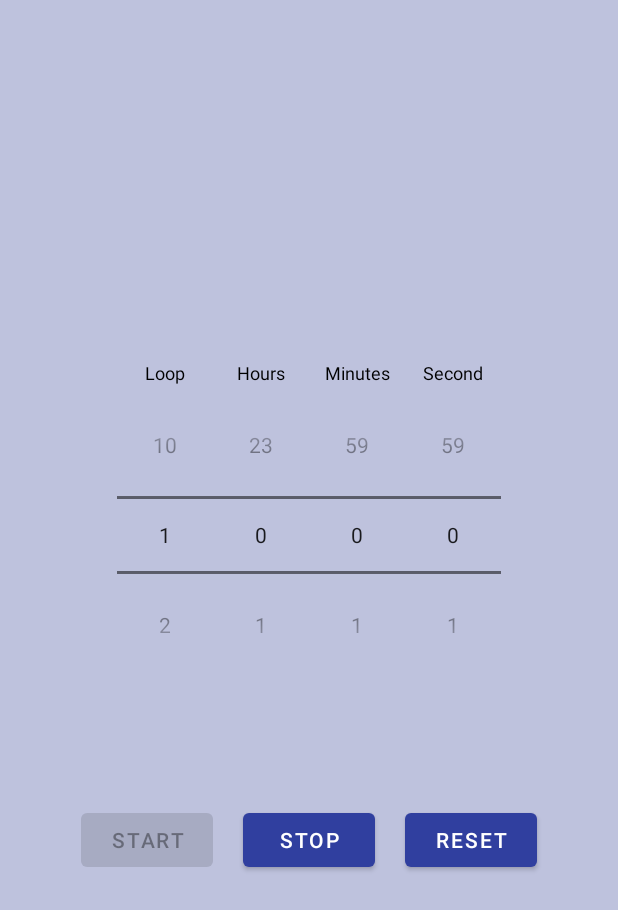
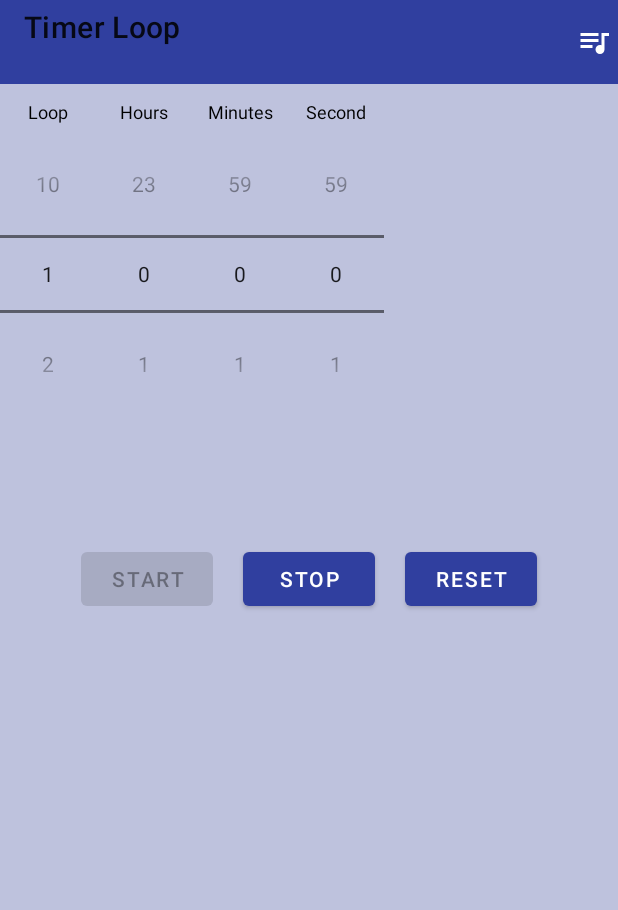
Before and after one commit to Amar-cmd/Timer-Loop, an Android app: the screen it shows after launch (MainActivity), on a phone screen of 412 x 824 dp. Shown: the top 910 px of the screen. Run offline under Robolectric (Android 15) with nearby library versions, the phone set to English and light mode, and no system bars.

Commit message:
Sound Implemented

```diff
--- a/app/src/main/java/com/heeraya/timerloop/MainActivity.kt
+++ b/app/src/main/java/com/heeraya/timerloop/MainActivity.kt
@@ -1,15 +1,21 @@
 package com.heeraya.timerloop
 
+import android.content.Context
+import android.content.Intent
 import android.content.res.Configuration
+import android.media.RingtoneManager
+import android.net.Uri
 import android.os.Bundle
 import android.os.Handler
 import android.os.Looper
 import android.view.View
 import android.widget.Button
+import android.widget.ImageButton
 import android.widget.NumberPicker
 import android.widget.ProgressBar
 import android.widget.TextView
 import androidx.appcompat.app.AppCompatActivity
+import androidx.appcompat.widget.Toolbar
 import java.util.Locale
 import java.util.concurrent.TimeUnit
 
@@ -27,6 +33,7 @@ class MainActivity : AppCompatActivity() {
     private lateinit var progressBar: ProgressBar
     private lateinit var cancelButton: Button
     private lateinit var pauseButton: Button
+    private lateinit var selectedRingtoneUri: Uri
 
     private var loopCount = 0
     private var initialTimeInMilliseconds: Long = 0
@@ -47,6 +54,15 @@ class MainActivity : AppCompatActivity() {
         progressBar = findViewById(R.id.progress_bar)
         cancelButton = findViewById(R.id.cancel_button)
         pauseButton = findViewById(R.id.pause_button)
+
+        val toolbar: Toolbar = findViewById(R.id.my_toolbar)
+        setSupportActionBar(toolbar)
+
+        val soundIcon: ImageButton = findViewById(R.id.sound_icon)
+        soundIcon.setOnClickListener {
+            val intent = Intent(this, RingtoneListActivity::class.java)
+            startActivity(intent)
+        }
 
         startButton.setOnClickListener { startTimer() }
         stopButton.setOnClickListener { stopTimer() }
@@ -69,8 +85,15 @@ class MainActivity : AppCompatActivity() {
         secondPicker.maxValue = 59
         loopPicker.minValue = 1
         loopPicker.maxValue = 10
+
+        val sharedPreferences = getSharedPreferences("ringtone_prefs", Context.MODE_PRIVATE)
+        val selectedRingtoneUriString = sharedPreferences.getString("selected_ringtone_uri", null)
+        selectedRingtoneUri = if (selectedRingtoneUriString != null) {
+            Uri.parse(selectedRingtoneUriString)
+        } else {
+            RingtoneManager.getDefaultUri(RingtoneManager.TYPE_RINGTONE)
+        }
     }
-
 
     private fun checkStartButton() {
         val totalSeconds = hourPicker.value * 3600 + minutePicker.value * 60 + secondPicker.value
@@ -86,58 +109,6 @@ class MainActivity : AppCompatActivity() {
         window.decorView.systemUiVisibility = if (isDarkTheme()) 0 else View.SYSTEM_UI_FLAG_LIGHT_STATUS_BAR
     }
 
-
-//    private fun startTimer() {
-//        val hoursToMilliseconds = hourPicker.value * 60 * 60 * 1000
-//        val minutesToMilliseconds = minutePicker.value * 60 * 1000
-//        val secondsToMilliseconds = secondPicker.value * 1000
-//        initialTimeInMilliseconds = hoursToMilliseconds + minutesToMilliseconds + secondsToMilliseconds.toLong()
-//        timeLeftInMilliseconds = initialTimeInMilliseconds
-//        loopCount = loopPicker.value - 1  // Decrease loopCount by 1 before the first run
-//
-//        // Hide number pickers and show progress bar
-//        hourPicker.visibility = View.GONE
-//        minutePicker.visibility = View.GONE
-//        secondPicker.visibility = View.GONE
-//        loopPicker.visibility = View.GONE
-//        progressBar.visibility = View.VISIBLE
-//        progressBar.max = (initialTimeInMilliseconds / 1000).toInt()
-//
-//        // Reset the handler and runnable if they have been initialized previously
-//        if (this::handler.isInitialized && this::runnable.isInitialized) {
-//            handler.removeCallbacks(runnable)
-//        }
-//
-//        // Initialize the handler
-//        handler = Handler(Looper.getMainLooper())
-//
-//        startCountDownTimer()
-//    }
-//
-//    private fun startCountDownTimer() {
-//        runnable = Runnable {
-//            if (timeLeftInMilliseconds > 0) {
-//                updateTimerText(timeLeftInMilliseconds)
-//                progressBar.progress = (timeLeftInMilliseconds / 1000).toInt()
-//                timeLeftInMilliseconds -= 1000
-//                handler.postDelayed(runnable, 1000)
-//            } else if (loopCount-- > 0) {
-//                timeLeftInMilliseconds = (hourPicker.value * 60 * 60 * 1000 + minutePicker.value * 60 * 1000 + secondPicker.value).toLong() * 1000
-//                startCountDownTimer()
-//            } else {
-//                timerTextView.text = "Finished!"
-//                // Hide progress bar and show number pickers
-//                progressBar.visibility = View.GONE
-//                hourPicker.visibility = View.VISIBLE
-//                minutePicker.visibility = View.VISIBLE
-//                secondPicker.visibility = View.VISIBLE
-//                loopPicker.visibility = View.VISIBLE
-//            }
-//        }
-//        handler.postDelayed(runnable, 0)
-//    }
-
-
     private fun startTimer() {
         val hoursToMilliseconds = hourPicker.value * 60 * 60 * 1000
         val minutesToMilliseconds = minutePicker.value * 60 * 1000
@@ -146,14 +117,13 @@ class MainActivity : AppCompatActivity() {
         timeLeftInMilliseconds = initialTimeInMilliseconds
         loopCount = loopPicker.value - 1  // Decrease loopCount by 1 before the first run
 
-        // Hide number pickers and show progress bar
         hourPicker.visibility = View.GONE
         minutePicker.visibility = View.GONE
         secondPicker.visibility = View.GONE
         loopPicker.visibility = View.GONE
-    startButton.visibility = View.GONE
-    stopButton.visibility = View.GONE
-    resetButton.visibility = View.GONE
+        startButton.visibility = View.GONE
+        stopButton.visibility = View.GONE
+        resetButton.visibility = View.GONE
         progressBar.visibility = View.VISIBLE
         cancelButton.visibility = View.VISIBLE
         pauseButton.visibility = View.VISIBLE
@@ -161,19 +131,18 @@ class MainActivity : AppCompatActivity() {
 
         progressBar.max = initialTimeInMilliseconds.toInt()  // The max progress corresponds to the total time
 
-        // Reset the handler and runnable if they have been initialized previously
         if (this::handler.isInitialized && this::runnable.isInitialized) {
             handler.removeCallbacks(runnable)
         }
 
-        // Initialize the handler
         handler = Handler(Looper.getMainLooper())
 
         startCountDownTimer()
     }
 
     private fun startCountDownTimer() {
-        val updateInterval: Long = 50  // We update every 100 milliseconds
+        val updateInterval: Long = 100  // We update every 100 milliseconds
+        var ringtone = RingtoneManager.getRingtone(this, selectedRingtoneUri)
 
         runnable = Runnable {
             if (timeLeftInMilliseconds > 0) {
@@ -181,12 +150,15 @@ class MainActivity : AppCompatActivity() {
                 progressBar.progress = timeLeftInMilliseconds.toInt()  // The current progress corresponds to the time left
                 timeLeftInMilliseconds -= updateInterval
                 handler.postDelayed(runnable, updateInterval)  // Update every 100 milliseconds
+                if (ringtone.isPlaying) {
+                    ringtone.stop()
+                }
             } else if (loopCount-- > 0) {
                 timeLeftInMilliseconds = initialTimeInMilliseconds
                 startCountDownTimer()
             } else {
                 timerTextView.text = "Finished!"
-                // Hide progress bar and show number pickers
+
                 progressBar.visibility = View.GONE
                 cancelButton.visibility = View.GONE
                 pauseButton.visibility = View.GONE
@@ -198,6 +170,7 @@ class MainActivity : AppCompatActivity() {
                 stopButton.visibility = View.VISIBLE
                 resetButton.visibility = View.VISIBLE
 
+                ringtone.play()
             }
         }
         handler.postDelayed(runnable, 0)
@@ -205,9 +178,7 @@ class MainActivity : AppCompatActivity() {
 
     private fun cancelTimer() {
         stopTimer()
-//        resetTimer()
         updateTimerText(0)
-        // Hide progress bar and Cancel, Pause buttons
         progressBar.visibility = View.GONE
         cancelButton.visibility = View.GONE
         pauseButton.visibility = View.GONE
@@ -215,7 +186,6 @@ class MainActivity : AppCompatActivity() {
         minutePicker.visibility = View.VISIBLE
         secondPicker.visibility = View.VISIBLE
         loopPicker.visibility = View.VISIBLE
-        // Show start button
         startButton.visibility = View.VISIBLE
         stopButton.visibility = View.VISIBLE
         resetButton.visibility = View.VISIBLE
@@ -223,11 +193,9 @@ class MainActivity : AppCompatActivity() {
 
     private fun pauseOrResumeTimer() {
         if (pauseButton.text == "Pause") {
-            // Pause the timer
             handler.removeCallbacks(runnable)
             pauseButton.text = "Resume"
         } else {
-            // Resume the timer
             handler.postDelayed(runnable, 0)
             pauseButton.text = "Pause"
         }
@@ -248,21 +216,11 @@ class MainActivity : AppCompatActivity() {
         timeLeftInMilliseconds = 0
         initialTimeInMilliseconds = 0
         updateTimerText(0)
-        // Hide Cancel and Pause buttons
         cancelButton.visibility = View.GONE
         pauseButton.visibility = View.GONE
-        // Show start button
         startButton.visibility = View.VISIBLE
         startButton.isEnabled = false
     }
-
-//    private fun updateTimerText(timeLeftInMilliseconds: Long) {
-//        val hours = TimeUnit.MILLISECONDS.toHours(timeLeftInMilliseconds).toInt() % 24
-//        val minutes = TimeUnit.MILLISECONDS.toMinutes(timeLeftInMilliseconds).toInt() % 60
-//        val seconds = TimeUnit.MILLISECONDS.toSeconds(timeLeftInMilliseconds).toInt() % 60
-//
-//        timerTextView.text = String.format(Locale.getDefault(), "%02d:%02d:%02d", hours, minutes, seconds)
-//    }
 
     private fun updateTimerText(timeLeftInMilliseconds: Long) {
         val hours = TimeUnit.MILLISECONDS.toHours(timeLeftInMilliseconds)
@@ -276,6 +234,12 @@ class MainActivity : AppCompatActivity() {
 
     override fun onDestroy() {
         super.onDestroy()
+
+        val ringtone = RingtoneManager.getRingtone(this, selectedRingtoneUri)
+        if (ringtone.isPlaying) {
+            ringtone.stop()
+        }
+
         if (this::handler.isInitialized && this::runnable.isInitialized) {
             handler.removeCallbacks(runnable)
         }
--- /dev/null
+++ b/app/src/main/res/drawable/ic_sound_icon.xml
@@ -0,0 +1,5 @@
+<vector android:autoMirrored="true" android:height="24dp"
+    android:tint="#ffffff" android:viewportHeight="24"
+    android:viewportWidth="24" android:width="24dp" xmlns:android="http://schemas.android.com/apk/res/android">
+    <path android:fillColor="@android:color/white" android:pathData="M15,6H3v2h12V6zM15,10H3v2h12V10zM3,16h8v-2H3V16zM17,6v8.18C16.69,14.07 16.35,14 16,14c-1.66,0 -3,1.34 -3,3s1.34,3 3,3s3,-1.34 3,-3V8h3V6H17z"/>
+</vector>
--- a/app/src/main/res/layout/activity_main.xml
+++ b/app/src/main/res/layout/activity_main.xml
@@ -2,13 +2,33 @@
 <LinearLayout xmlns:android="http://schemas.android.com/apk/res/android"
     android:layout_width="match_parent"
     android:layout_height="match_parent"
-    android:gravity="center"
+
     android:orientation="vertical">
+
+    <androidx.appcompat.widget.Toolbar
+        android:id="@+id/my_toolbar"
+        android:layout_width="match_parent"
+        android:gravity="top"
+        android:layout_height="wrap_content"
+        android:background="?attr/colorPrimary">
+
+        <ImageButton
+            android:id="@+id/sound_icon"
+            android:layout_width="wrap_content"
+            android:layout_height="wrap_content"
+            android:layout_gravity="end"
+            android:background="?attr/selectableItemBackgroundBorderless"
+            android:contentDescription="@string/sound_icon_description"
+            android:minWidth="32dp"
+            android:minHeight="48dp"
+            android:src="@drawable/ic_sound_icon" />
+    </androidx.appcompat.widget.Toolbar>
 
     <LinearLayout
         android:id="@+id/picker_container"
         android:layout_width="wrap_content"
         android:layout_height="wrap_content"
+        android:gravity="center"
         android:orientation="horizontal">
 
         <LinearLayout
--- a/app/src/main/res/values/strings.xml
+++ b/app/src/main/res/values/strings.xml
@@ -9,4 +9,7 @@
     <string name="seconds">Seconds</string>
     <string name="cancel">Cancel</string>
     <string name="pause">Pause</string>
+    <string name="finished">Finished</string>
+    <string name="resume">Resume</string>
+    <string name="sound_icon_description">Sound</string>
 </resources>
```
Also changed, not shown: app/src/main/AndroidManifest.xml (+7 -1 lines), app/src/main/java/com/heeraya/timerloop/RingtoneAdapter.kt (added, +67 -0 lines), app/src/main/java/com/heeraya/timerloop/RingtoneListActivity.kt (added, +68 -0 lines), app/src/main/res/layout/activity_ringtone_list.xml (added, +23 -0 lines), app/src/main/res/layout/ringtone_item.xml (added, +19 -0 lines).
